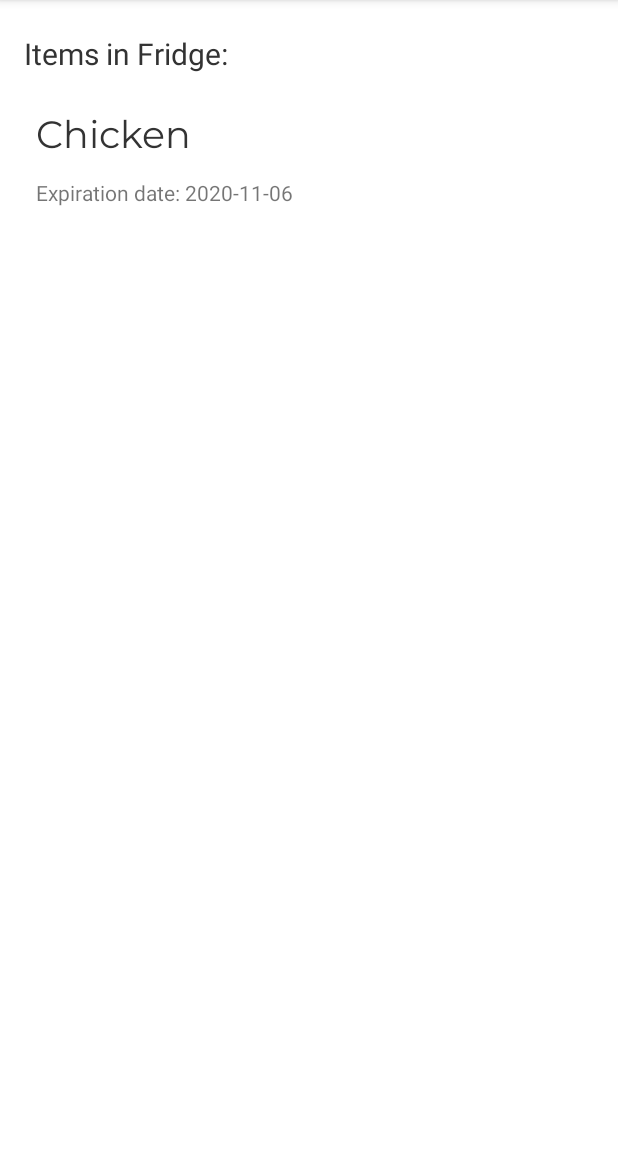
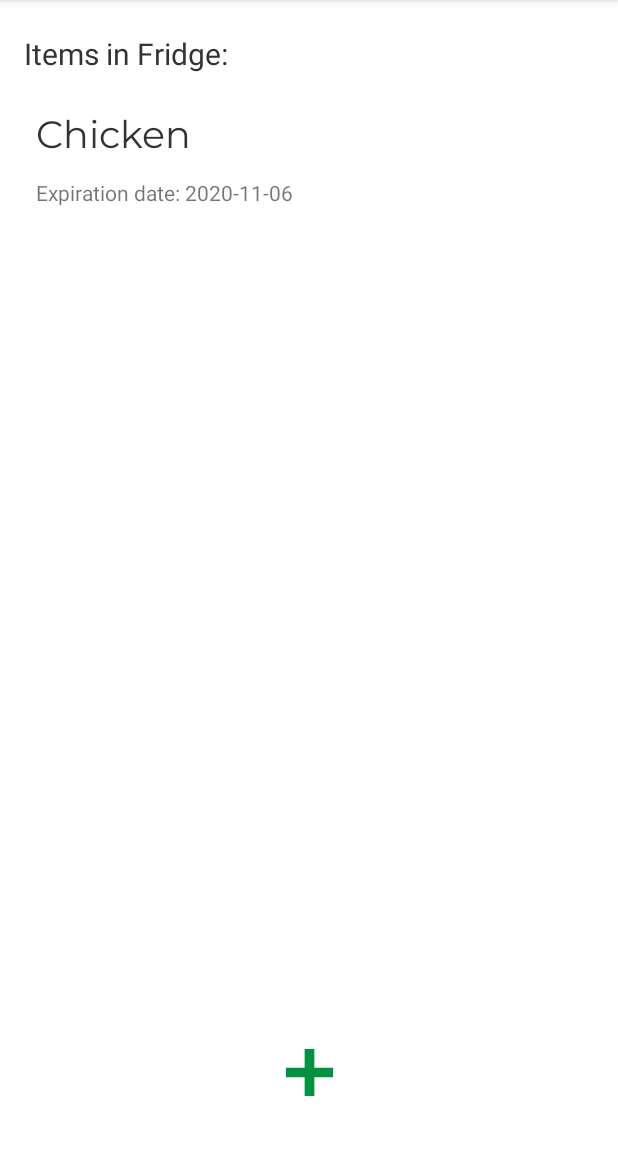
Before and after one commit to Rafalini/BHL_2k20, an Android app: the screen it shows after launch (MainActivity), on a phone screen of 412 x 824 dp, the part 84-1236 px from its top. Run offline under Robolectric (Android 15) with nearby library versions, the phone set to English and light mode, and no system bars; Roboto replaces fonts that are not available here.

Commit message:
minor changes in activity_main.xml

```diff
--- a/app/src/main/res/layout/activity_main.xml
+++ b/app/src/main/res/layout/activity_main.xml
@@ -5,6 +5,8 @@
     android:layout_width="match_parent"
     android:layout_height="match_parent"
     tools:context=".MainActivity">
+
+    <include layout="@layout/content_main" />
 
     <TextView
         android:id="@+id/textView2"
--- a/app/src/main/res/layout/main_fragment.xml
+++ b/app/src/main/res/layout/main_fragment.xml
@@ -15,10 +15,10 @@
         android:layout_marginBottom="28dp"
         android:background="@drawable/ic_baseline_add_50"
         android:backgroundTint="#ffffff"
+        android:contentDescription="TODO"
         app:layout_constraintBottom_toBottomOf="parent"
         app:layout_constraintEnd_toEndOf="parent"
         app:layout_constraintStart_toStartOf="parent"
-        app:srcCompat="@drawable/ic_baseline_add_24"
-        android:contentDescription="TODO" />
+        app:srcCompat="@drawable/ic_baseline_add_24" />
 
 </androidx.constraintlayout.widget.ConstraintLayout>
```
Also changed, not shown: app/src/main/java/com/example/myapplication/SettingsFragment.java (+20 -5 lines).
